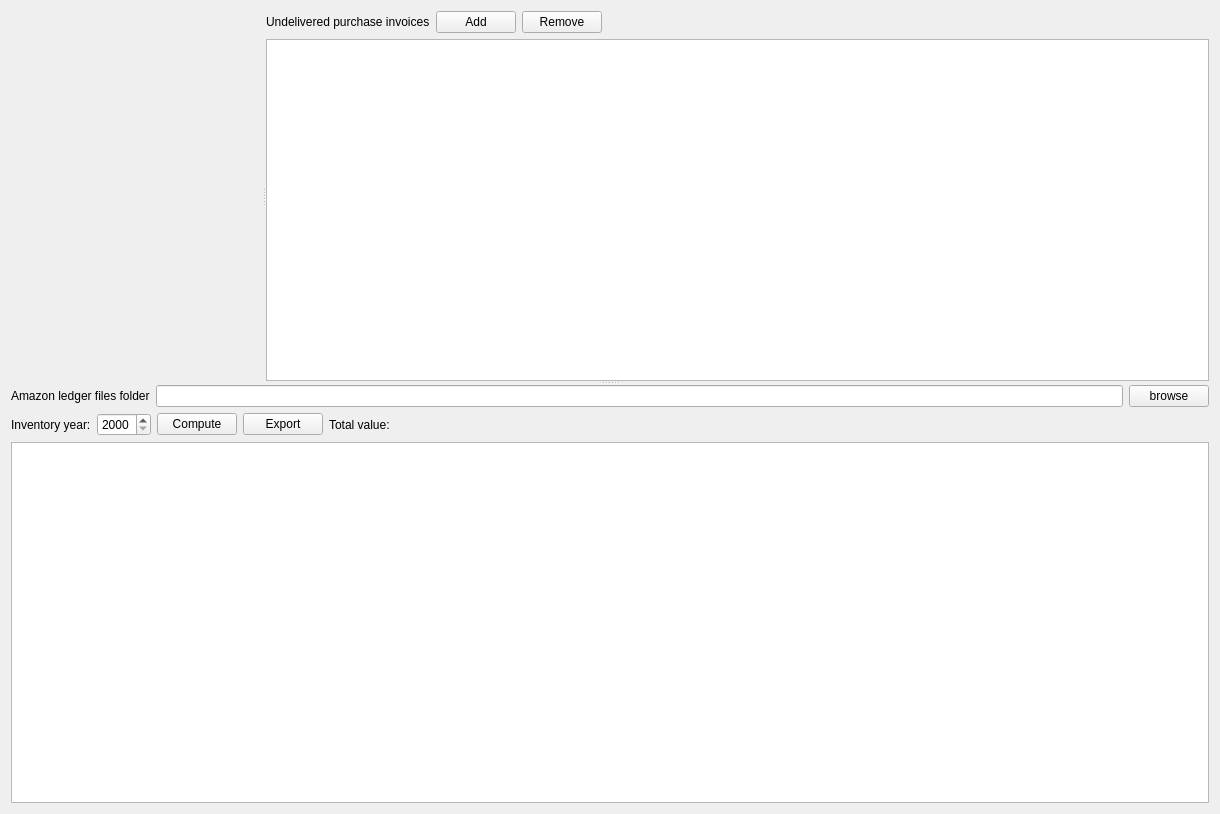
Before: the Qt Designer form AmzBooks/gui/panes/PaneInventory.ui in icingerpower/AmzBooks, drawn with Qt 5.
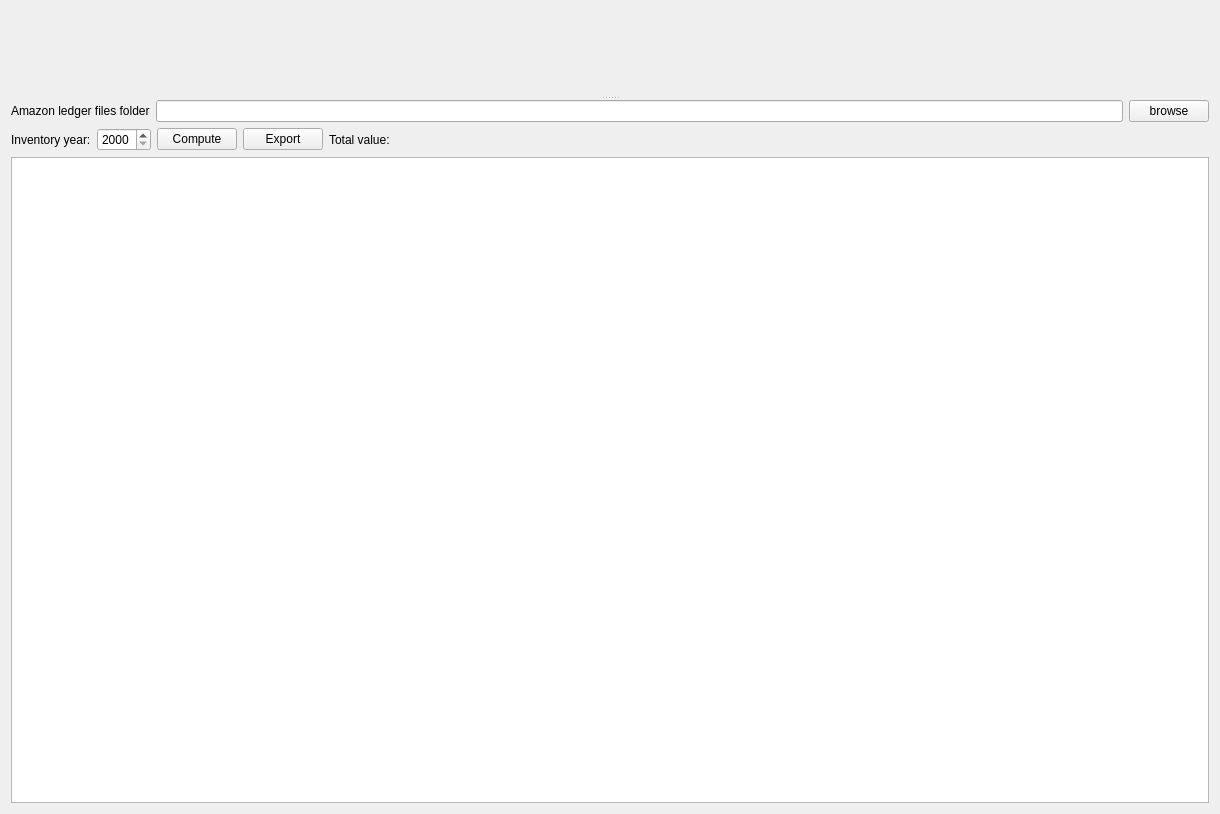
After: the same form once the commit is applied. Custom widgets are drawn as their Qt base class.

Commit message: Added inventory moved computing for EU vat returns.

The edit to the form file:
```diff
--- a/AmzBooks/gui/panes/PaneInventory.ui
+++ b/AmzBooks/gui/panes/PaneInventory.ui
@@ -13,75 +13,13 @@
   <property name="windowTitle">
    <string>Form</string>
   </property>
-  <layout class="QVBoxLayout" name="verticalLayout_3">
+  <layout class="QVBoxLayout" name="verticalLayout">
    <item>
-    <widget class="QSplitter" name="splitter_2">
+    <widget class="QSplitter" name="splitter">
      <property name="orientation">
       <enum>Qt::Vertical</enum>
      </property>
-     <widget class="QSplitter" name="splitter">
-      <property name="orientation">
-       <enum>Qt::Horizontal</enum>
-      </property>
-      <widget class="WidgetPurchases" name="widgetPurchaseExtraPurchases" native="true"/>
-      <widget class="QWidget" name="layoutWidget">
-       <layout class="QVBoxLayout" name="verticalLayout">
-        <item>
-         <layout class="QHBoxLayout" name="horizontalLayout">
-          <item>
-           <widget class="QLabel" name="label_2">
-            <property name="text">
-             <string>Undelivered purchase invoices</string>
-            </property>
-           </widget>
-          </item>
-          <item>
-           <widget class="QPushButton" name="buttonAddPurchase">
-            <property name="sizePolicy">
-             <sizepolicy hsizetype="Preferred" vsizetype="Fixed">
-              <horstretch>0</horstretch>
-              <verstretch>0</verstretch>
-             </sizepolicy>
-            </property>
-            <property name="text">
-             <string>Add</string>
-            </property>
-           </widget>
-          </item>
-          <item>
-           <widget class="QPushButton" name="buttonRemovePurchase">
-            <property name="sizePolicy">
-             <sizepolicy hsizetype="Preferred" vsizetype="Fixed">
-              <horstretch>0</horstretch>
-              <verstretch>0</verstretch>
-             </sizepolicy>
-            </property>
-            <property name="text">
-             <string>Remove</string>
-            </property>
-           </widget>
-          </item>
-          <item>
-           <spacer name="horizontalSpacer">
-            <property name="orientation">
-             <enum>Qt::Horizontal</enum>
-            </property>
-            <property name="sizeHint" stdset="0">
-             <size>
-              <width>40</width>
-              <height>20</height>
-             </size>
-            </property>
-           </spacer>
-          </item>
-         </layout>
-        </item>
-        <item>
-         <widget class="QTreeView" name="treeViewExtraPurchases"/>
-        </item>
-       </layout>
-      </widget>
-     </widget>
+     <widget class="WidgetPurchases" name="widgetPurchaseExtraPurchases" native="true"/>
      <widget class="QWidget" name="layoutWidget">
       <layout class="QVBoxLayout" name="verticalLayout_2">
        <item>
```
The commit also changes 34 other files.
